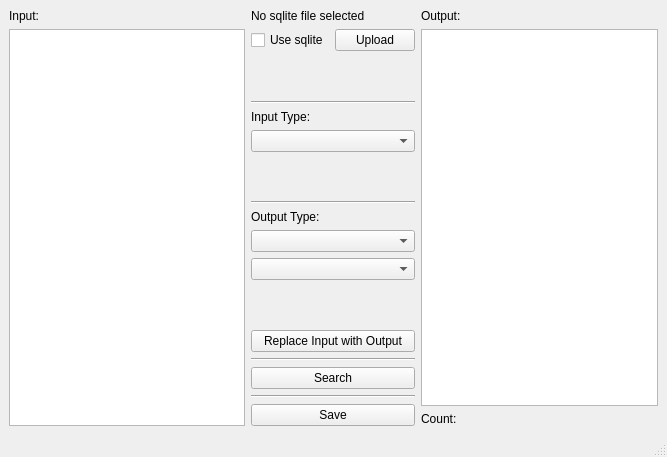
Before: the Qt Designer form ui_main_window.ui in Tyler-Hostetler/BioSynthNexus, drawn with Qt 5.
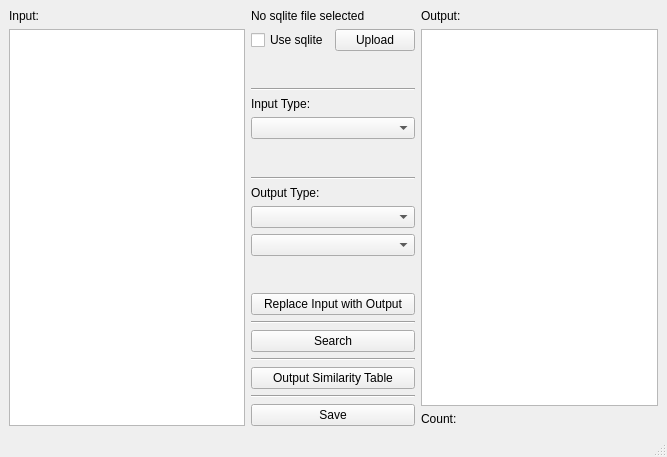
After: the same form once the commit is applied.

The edit to the form file:
```diff
--- a/ui_main_window.ui
+++ b/ui_main_window.ui
@@ -155,6 +155,20 @@
           </property>
          </widget>
         </item>
+        <item>
+         <widget class="Line" name="line_5">
+          <property name="orientation">
+           <enum>Qt::Horizontal</enum>
+          </property>
+         </widget>
+        </item>
+        <item>
+         <widget class="QPushButton" name="similarity_button">
+          <property name="text">
+           <string>Output Similarity Table</string>
+          </property>
+         </widget>
+        </item>
         <item>
          <widget class="Line" name="line_4">
           <property name="orientation">
```
